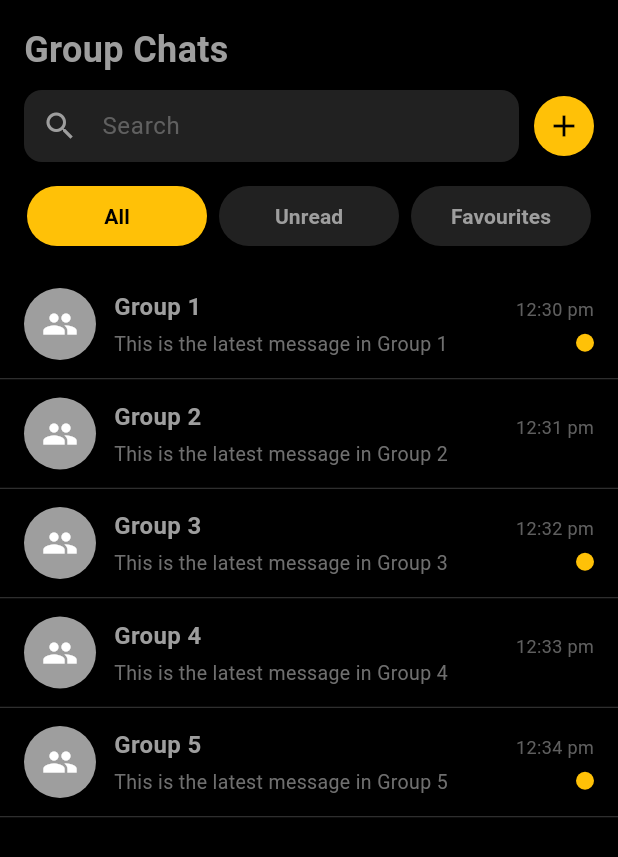
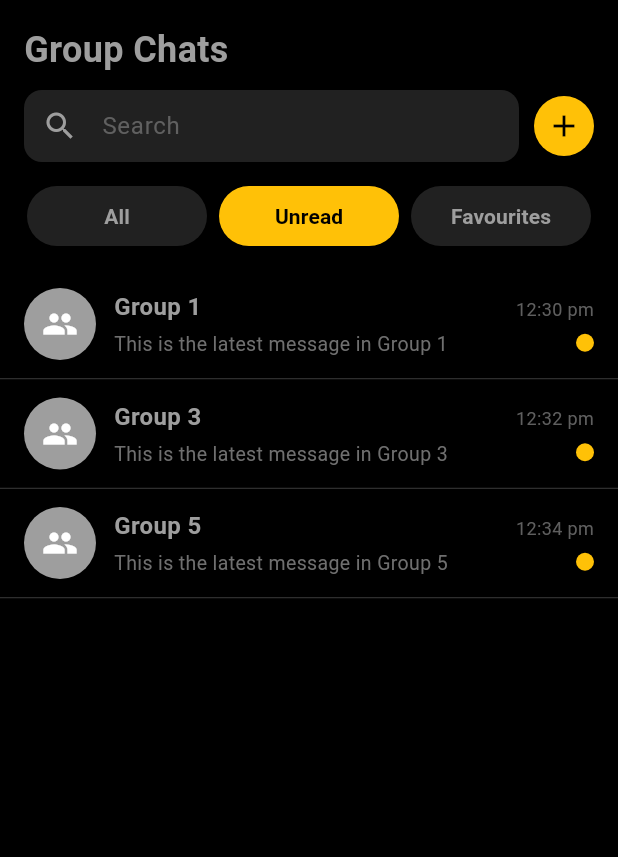
Before and after one commit to GDGVIT/lc-leaderboard-app, a Flutter app: the ChatlistsPage screen opened directly, after a tap on "Unread", on a phone screen of 412 x 824 dp. Shown: the top 857 px of the screen. Run offline on Flutter 3.47's test engine with Material 3 defaults, Android fonts, the phone set to English and light mode, and no system bars; missing offline and left inert: pixelarticons; Roboto replaces fonts that are missing (PixelifySans).

Commit message:
filters now work on group page

```diff
--- a/leaderboard_app/lib/pages/chatlists_page.dart
+++ b/leaderboard_app/lib/pages/chatlists_page.dart
@@ -3,16 +3,35 @@ import 'package:leaderboard_app/provider/chatlists_provider.dart';
 import 'package:provider/provider.dart';
 import 'chat_page.dart';
 
-class ChatlistsPage extends StatelessWidget {
+class ChatlistsPage extends StatefulWidget {
   const ChatlistsPage({super.key});
 
+  @override
+  State<ChatlistsPage> createState() => _ChatlistsPageState();
+}
+
+class _ChatlistsPageState extends State<ChatlistsPage> {
   final List<String> filters = const ["All", "Unread", "Favourites"];
+  String selectedFilter = "All";
+
+  List<Map<String, dynamic>> _applyFilter(List<Map<String, dynamic>> chatGroups) {
+    switch (selectedFilter) {
+      case "Unread":
+        return chatGroups.where((group) => group["unread"] == true).toList();
+      case "Favourites":
+        // Assuming each group has a "favourite" bool property. If not, update your data model or remove this filter.
+        return chatGroups.where((group) => group["favourite"] == true).toList();
+      case "All":
+      default:
+        return chatGroups;
+    }
+  }
 
   @override
   Widget build(BuildContext context) {
     final theme = Theme.of(context).colorScheme;
     final chatProvider = Provider.of<ChatListProvider>(context);
-    final chatGroups = chatProvider.chatGroups;
+    final filteredGroups = _applyFilter(chatProvider.chatGroups);
 
     return Scaffold(
       backgroundColor: theme.surface,
@@ -37,7 +56,7 @@ class ChatlistsPage extends StatelessWidget {
               ),
               const SizedBox(height: 10),
 
-              // Search + Add
+              // Search + Add (You can later wire search functionality here)
               Row(
                 children: [
                   Expanded(
@@ -84,13 +103,15 @@ class ChatlistsPage extends StatelessWidget {
                   padding: const EdgeInsets.symmetric(horizontal: 14),
                   child: Row(
                     children: filters.map((label) {
-                      final isSelected = label == "All"; // static for now
+                      final isSelected = label == selectedFilter;
                       return Expanded(
                         child: Padding(
                           padding: const EdgeInsets.symmetric(horizontal: 4),
                           child: ElevatedButton(
                             onPressed: () {
-                              // filtering logic later
+                              setState(() {
+                                selectedFilter = label;
+                              });
                             },
                             style: ElevatedButton.styleFrom(
                               backgroundColor: isSelected
@@ -121,10 +142,17 @@ class ChatlistsPage extends StatelessWidget {
 
               // Group List
               Expanded(
-                child: ListView.builder(
-                  itemCount: chatGroups.length,
+                child: filteredGroups.isEmpty
+                    ? Center(
+                        child: Text(
+                          "No groups found",
+                          style: TextStyle(color: theme.primary),
+                        ),
+                      )
+                    : ListView.builder(
+                        itemCount: filteredGroups.length,
                         itemBuilder: (context, index) {
-                    final group = chatGroups[index];
+                          final group = filteredGroups[index];
                           final groupId = group["groupId"]?.toString() ?? "";
                           final groupName =
                               group["name"]?.toString() ?? "Unnamed Group";
@@ -180,7 +208,8 @@ class ChatlistsPage extends StatelessWidget {
                                             Text(
                                               group["lastMessage"] ?? "",
                                               style: TextStyle(
-                                          color: theme.primary.withOpacity(0.7),
+                                                color:
+                                                    theme.primary.withOpacity(0.7),
                                                 fontSize: 13,
                                                 overflow: TextOverflow.ellipsis,
                                               ),
```
Lines whose indentation alone changed are shown as unchanged.
